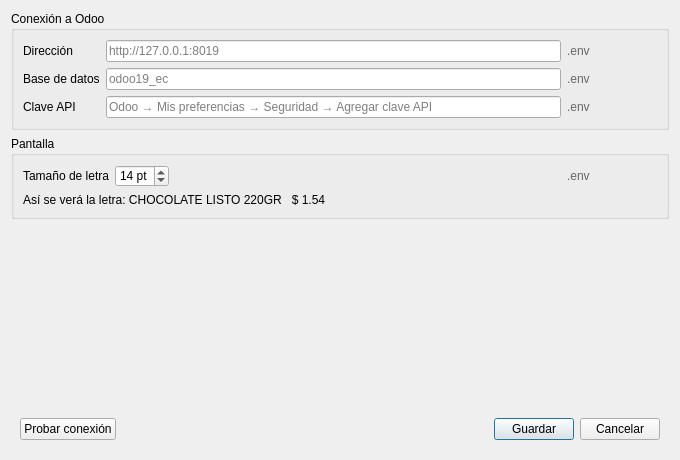
The window that src/sucker_punch/views/ui/settings.ui (Tickey0/sucker-punch_ODOO) describes before a commit, drawn with Qt 5.
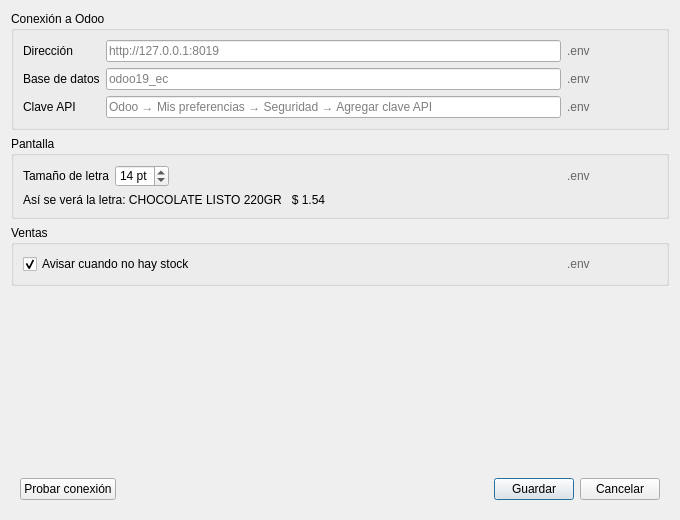
The same window after the commit.

Commit message: [ADD] Stock warning setting

Patch:
```diff
--- a/src/sucker_punch/views/ui/settings.ui
+++ b/src/sucker_punch/views/ui/settings.ui
@@ -7,7 +7,7 @@
     <x>0</x>
     <y>0</y>
     <width>680</width>
-    <height>460</height>
+    <height>520</height>
    </rect>
   </property>
   <property name="windowTitle">
@@ -15,9 +15,12 @@
   </property>
   <property name="styleSheet">
    <string notr="true">QLabel#lbl_url_source, QLabel#lbl_database_source,
-QLabel#lbl_api_key_source, QLabel#lbl_font_size_source {
+QLabel#lbl_api_key_source, QLabel#lbl_font_size_source,
+QLabel#lbl_stock_warning_source {
 	color: #666666;
-}</string>
+}
+/* La casilla crece con el tamaño de letra (1em = alto de la letra) */
+QCheckBox::indicator { width: 1em; height: 1em; }</string>
   </property>
   <layout class="QVBoxLayout" name="verticalLayout">
    <item>
@@ -182,6 +185,44 @@
      </layout>
     </widget>
    </item>
+   <item>
+    <widget class="QGroupBox" name="group_sales">
+     <property name="title">
+      <string>Ventas</string>
+     </property>
+     <layout class="QGridLayout" name="gridLayout_3" columnstretch="1,0">
+      <item row="0" column="0">
+       <widget class="QCheckBox" name="chk_stock_warning">
+        <property name="toolTip">
+         <string>Encendido: al guardar avisa si un producto no tiene stock suficiente. Apagado: no avisa y en Odoo el stock queda en negativo.</string>
+        </property>
+        <property name="text">
+         <string>Avisar cuando no hay stock</string>
+        </property>
+        <property name="checked">
+         <bool>true</bool>
+        </property>
+       </widget>
+      </item>
+      <item row="0" column="1">
+       <widget class="QLabel" name="lbl_stock_warning_source">
+        <property name="minimumSize">
+         <size>
+          <width>90</width>
+          <height>0</height>
+         </size>
+        </property>
+        <property name="toolTip">
+         <string>De dónde se lee: Sistema (variable de entorno) o .env (archivo junto al programa)</string>
+        </property>
+        <property name="text">
+         <string>.env</string>
+        </property>
+       </widget>
+      </item>
+     </layout>
+    </widget>
+   </item>
    <item>
     <widget class="QLabel" name="lbl_status">
      <property name="text">
```
Left out of the diff: 1 changed line with no effect on the pictures. The commit also changes 8 other files.
